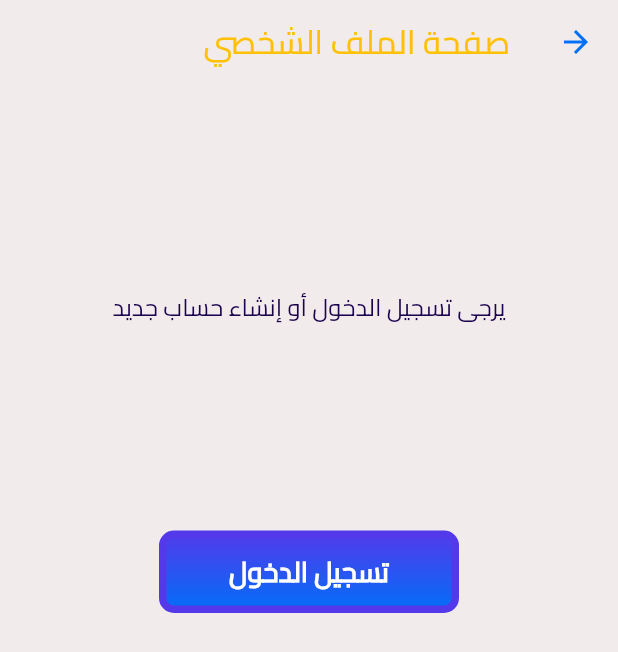
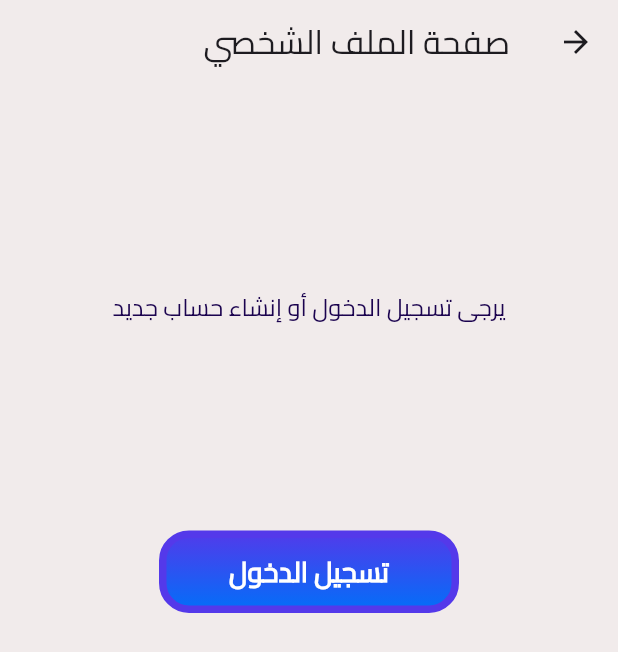
Before and after one commit to AlDali-Ahmad/StarTaxi_v2_customer, a Flutter app: the UserInfoPage screen opened directly, on a phone screen of 412 x 824 dp. Shown: the top 652 px of the screen. Run offline on Flutter 3.47's test engine with Material 3 defaults, Android fonts, the phone set to English and light mode, and no system bars; our stand-ins replace audioplayers, flutter_dotenv, flutter_screenutil, flutter_spinkit, geolocator, get and 4 more; missing offline and left inert: flutter_polyline_points, loading_btn; accounts and stored records are empty; network calls fail.

Commit message:
fix code

```diff
--- a/lib/Auth/View/user_info.dart
+++ b/lib/Auth/View/user_info.dart
@@ -19,13 +19,6 @@ class UserInfoPage extends StatelessWidget {
         backgroundColor: AppColors.BackgroundColor,
         title: Text(
           'userProfilePage'.tr,
-          style: const TextStyle(color: Colors.amber),
-        ),
-        leading: IconButton(
-          onPressed: () {
-            Get.back();
-          },
-          icon: const Icon(Icons.arrow_back, color: AppColors.blue1),
         ),
       ),
       body: Center(
@@ -82,13 +75,13 @@ class UserInfoPage extends StatelessWidget {
                                 userData['avatar'] != null &&
                                         userData['avatar'].isNotEmpty
                                     ? '${Url.url}${userData['avatar']}'
-                                    : 'assets/images/car1.png',
-                                height: 110.h,
-                                width: 120.w,
+                                    : 'assets/images/logo_star_taxi.png',
+                                // height: 110.h,
+                                // width: 120.w,
                                 fit: BoxFit.cover,
                                 errorBuilder: (context, error, stackTrace) {
                                   return Image.asset(
-                                    'assets/images/car1.png',
+                                    'assets/images/logo_star_taxi.png',
                                   );
                                 },
                               ),
@@ -153,12 +146,12 @@ class UserInfoPage extends StatelessWidget {
                     const SizedBox(height: 20),
                     LoadingButtonWidget(
                       onPressed: () {
-                        Get.to(() => EditProfilePage(userId: '${userData['id']}'));
+                        Get.to(
+                            () => EditProfilePage(userId: '${userData['id']}'));
                       },
                       text: 'updateUserInfo'.tr,
                     ),
                     const SizedBox(height: 20),
-
                   ],
                 ),
               );
--- a/lib/Pages/bottombar.dart
+++ b/lib/Pages/bottombar.dart
@@ -5,12 +5,12 @@ import 'package:audioplayers/audioplayers.dart';
 import 'package:flutter/material.dart';
 import 'package:flutter_screenutil/flutter_screenutil.dart';
 import 'package:get/get.dart';
-import 'package:tawsella_final/auth/Controller/UserPreferences.dart';
 import 'package:tawsella_final/NotificationController.dart';
 import 'package:tawsella_final/Pages/notification.dart';
 import 'package:tawsella_final/Pages/pricesPage.dart';
 import 'package:tawsella_final/Pages/profile.dart';
 import 'package:tawsella_final/Pages/requests/View/requests_page.dart';
+import 'package:tawsella_final/auth/Controller/user_preferences.dart';
 import 'package:tawsella_final/components/custom_text.dart';
 import 'package:tawsella_final/utils/app_colors.dart';
 import 'package:web_socket_channel/web_socket_channel.dart';
--- a/lib/components/custom_botton.dart
+++ b/lib/components/custom_botton.dart
@@ -20,7 +20,7 @@ class CustomButton extends StatelessWidget {
     required this.text,
     required this.onPressed,
     this.height,
-    this.border_redios = 10,
+    this.border_redios = 20,
     this.width = double.infinity,
     this.fontSize = 16.0,
     this.textColor = AppColors.white,
--- a/lib/components/custom_loading_button.dart
+++ b/lib/components/custom_loading_button.dart
@@ -28,7 +28,7 @@ class LoadingButtonWidget extends StatefulWidget {
     required this.onPressed,
     this.height,
     this.width,
-    this.borderRadius = 10.0,
+    this.borderRadius = 20.0,
     this.fontSize = 16.0,
     this.textColor = AppColors.white,
     this.lodingColor = AppColors.white,
```
Also changed, not shown: lib/Pages/Requests/Controller/order_car_controller.dart (+17 -11 lines), lib/Pages/Requests/View/order_car_page.dart (+28 -14 lines).
